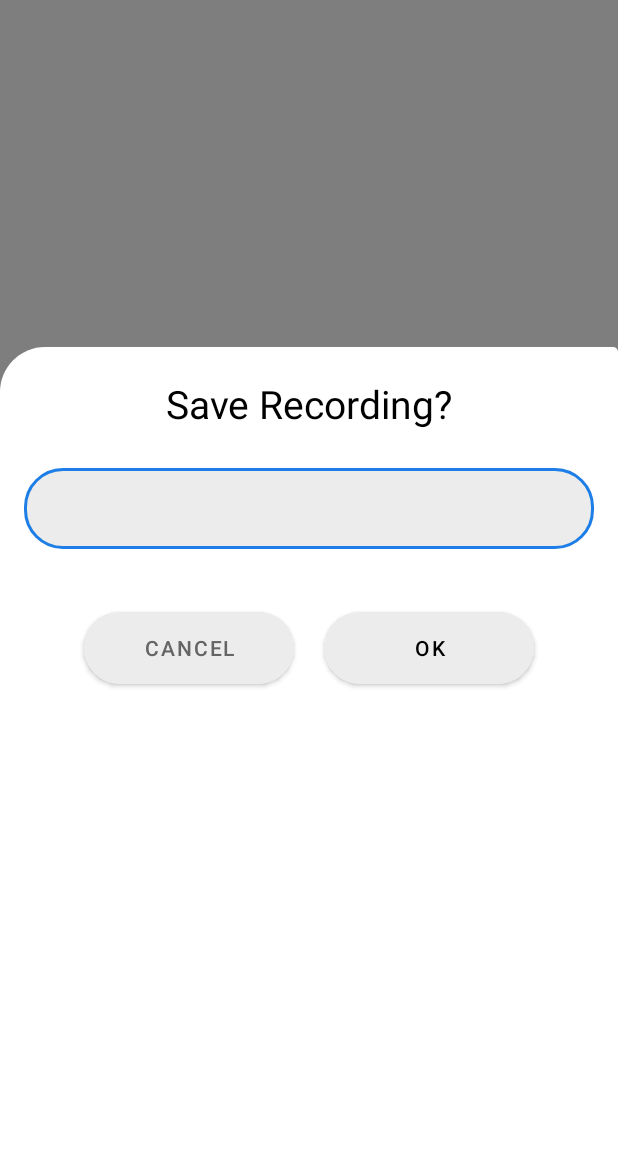
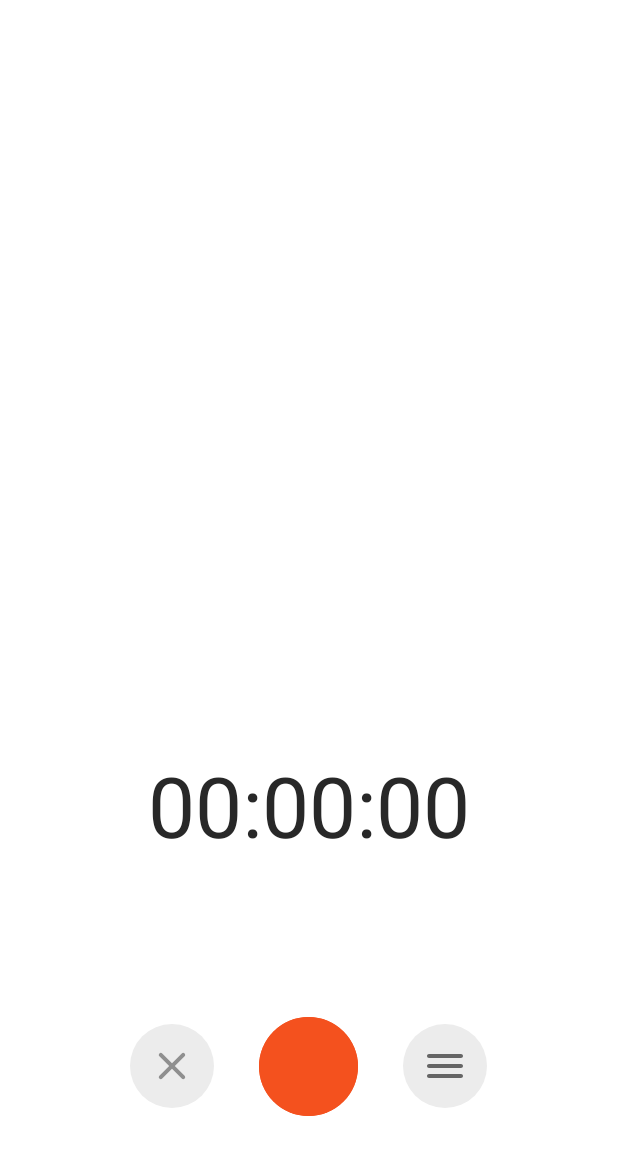
Before and after one commit to BiaDd/looper, an Android app: the screen it shows after launch (MainActivity), after a tap on an icon or button, on a phone screen of 412 x 824 dp. Shown: the top 1155 px of the screen. Run offline under Robolectric (Android 15) with nearby library versions, the phone set to English and light mode, and no system bars; 2 other taps on this screen came first.

Commit message:
Bottom sheet and functionality added

```diff
--- a/app/src/main/AndroidManifest.xml
+++ b/app/src/main/AndroidManifest.xml
@@ -18,7 +18,8 @@
         tools:targetApi="31">
         <activity
             android:name=".MainActivity"
-            android:exported="true">
+            android:exported="true"
+            android:windowSoftInputMode="adjustResize">
             <intent-filter>
                 <action android:name="android.intent.action.MAIN" />
 
--- a/app/src/main/java/bia/dd/looper/MainActivity.kt
+++ b/app/src/main/java/bia/dd/looper/MainActivity.kt
@@ -6,24 +6,27 @@ package bia.dd.looper
 
 import android.Manifest
 import androidx.appcompat.app.AppCompatActivity
-import android.os.Bundle
 
 import android.app.Activity
 import android.content.Context
 import android.content.Intent
 import android.content.pm.PackageManager
 import android.media.MediaRecorder
-import android.os.VibrationEffect
-import android.os.Vibrator
+import android.os.*
 import android.provider.MediaStore
 import android.view.View
+import android.view.inputmethod.InputMethodManager
+import android.widget.LinearLayout
 import androidx.activity.result.ActivityResult
 import androidx.activity.result.contract.ActivityResultContracts
 import androidx.core.app.ActivityCompat
 import androidx.recyclerview.widget.LinearLayoutManager
 import androidx.recyclerview.widget.RecyclerView
+import com.google.android.material.bottomnavigation.BottomNavigationMenuView
+import com.google.android.material.bottomsheet.BottomSheetBehavior
 import com.google.android.material.floatingactionbutton.FloatingActionButton
 import kotlinx.android.synthetic.main.activity_main.*
+import kotlinx.android.synthetic.main.bottom_sheet.*
 import java.io.File
 import java.io.IOException
 import java.text.SimpleDateFormat
@@ -60,6 +63,8 @@ class MainActivity : AppCompatActivity(), Timer.OnTimerTickListener {
 
     private lateinit var vibrator : Vibrator
 
+    private lateinit var bottomSheetBehavior: BottomSheetBehavior<LinearLayout>
+
     override fun onCreate(savedInstanceState: Bundle?) {
         super.onCreate(savedInstanceState)
         setContentView(R.layout.activity_main)
@@ -88,6 +93,10 @@ class MainActivity : AppCompatActivity(), Timer.OnTimerTickListener {
         timer = Timer(this)
         vibrator = getSystemService(Context.VIBRATOR_SERVICE) as Vibrator
 
+        bottomSheetBehavior = BottomSheetBehavior.from(bottomSheet)
+        bottomSheetBehavior.peekHeight = 0
+        bottomSheetBehavior.state = BottomSheetBehavior.STATE_COLLAPSED
+
         btnRecord.setOnClickListener {
             when {
                 isPaused->resumeRecorder()
@@ -104,12 +113,29 @@ class MainActivity : AppCompatActivity(), Timer.OnTimerTickListener {
 
         btnDone.setOnClickListener() {
             stopRecorder()
-            // TODO
+            bottomSheetBehavior.state = BottomSheetBehavior.STATE_EXPANDED
+            bottomSheetBG.visibility = View.VISIBLE
+            filenameinput.setText(filename)
+        }
+
+        btnCancel.setOnClickListener() {
+            File("$dirPath$filename.mp3").delete()
+            dismiss()
+        }
+
+        btnOk.setOnClickListener() {
+            save()
+            dismiss()
+        }
+
+        bottomSheetBG.setOnClickListener() {
+            File("$dirPath$filename.mp3").delete()
+            dismiss()
         }
 
         btnDelete.setOnClickListener() {
             stopRecorder()
-            File("$dirPath$filename.mp3")
+            File("$dirPath$filename.mp3").delete()
         }
 
         btnDelete.isClickable = false
@@ -125,6 +151,28 @@ class MainActivity : AppCompatActivity(), Timer.OnTimerTickListener {
         if (requestCode == REQUEST_CODE) {
             permissionGranted = grantResults[0] == PackageManager.PERMISSION_GRANTED
         }
+    }
+
+    private fun save() {
+        val newFilename = filenameinput.text.toString()
+        if (newFilename != filename) {
+            var newFile = File("$dirPath$newFilename.mp3")
+            File("$dirPath$filename.mp3").renameTo(newFile)
+        }
+    }
+
+    private fun hideKeyboard(view : View) {
+        val imm = getSystemService(Context.INPUT_METHOD_SERVICE) as InputMethodManager
+        imm.hideSoftInputFromWindow(view.windowToken,0)
+    }
+
+    private fun dismiss() {
+        bottomSheetBG.visibility = View.GONE
+        hideKeyboard(filenameinput)
+
+        Handler(Looper.getMainLooper()).postDelayed({
+            bottomSheetBehavior.state = BottomSheetBehavior.STATE_COLLAPSED
+        }, 100)
     }
 
     private fun pauseRecorder() {
--- a/app/src/main/res/layout/activity_main.xml
+++ b/app/src/main/res/layout/activity_main.xml
@@ -66,7 +66,7 @@
                 android:id="@+id/btnDone"
                 android:visibility="gone"
                 android:layout_width="@dimen/btn_size"
-                android:src="@drawable/ic_delete_disabled"
+                android:src="@drawable/ic_done"
                 android:background="@drawable/ic_ripple"
                 android:layout_height="@dimen/btn_size"
                 />
@@ -77,6 +77,7 @@
 
     <View
         android:id="@+id/bottomSheetBG"
+        android:visibility="gone"
         android:layout_width="match_parent"
         android:layout_height="match_parent"
         android:background="@color/opaqueBG"/>
--- a/app/src/main/res/layout/bottom_sheet.xml
+++ b/app/src/main/res/layout/bottom_sheet.xml
@@ -1,7 +1,8 @@
 <?xml version="1.0" encoding="utf-8"?>
 <LinearLayout xmlns:android="http://schemas.android.com/apk/res/android"
+    android:id="@+id/bottomSheet"
     android:layout_width="match_parent"
-    android:layout_height="match_parent"
+    android:layout_height="wrap_content"
     xmlns:app="http://schemas.android.com/apk/res-auto"
     android:orientation="vertical"
     app:layout_behavior="@string/bottom_sheet_behavior"
@@ -25,7 +26,8 @@
             android:layout_width="match_parent"
             android:layout_height="wrap_content"
             android:layout_margin="16dp"
-            android:padding="16dp"/>
+            android:padding="16dp"
+            android:textColor="@color/black"/>
 
     </com.google.android.material.textfield.TextInputLayout>
 
```
